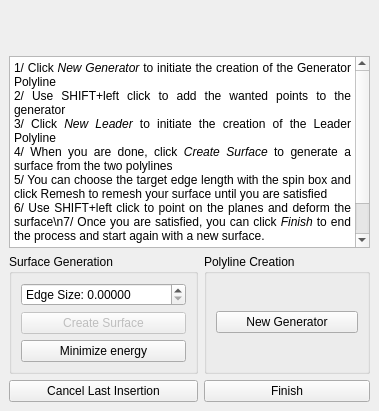
Qt form Polyhedron/demo/Polyhedron/Plugins/Surface_mesh_deformation/Create_surface.ui (maxGimeno/cgal) before a commit.
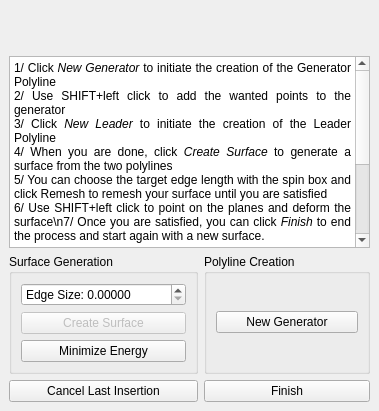
The same form after that commit.

Commit message: add a way to remove contorl_points from the selection.

What changed in the file:
```diff
--- a/Polyhedron/demo/Polyhedron/Plugins/Surface_mesh_deformation/Create_surface.ui
+++ b/Polyhedron/demo/Polyhedron/Plugins/Surface_mesh_deformation/Create_surface.ui
@@ -45,7 +45,10 @@
 &lt;p align=&quot;justify&quot; style=&quot; margin-top:0px; margin-bottom:0px; margin-left:0px; margin-right:0px; -qt-block-indent:0; text-indent:0px;&quot;&gt;5/ You can choose the target edge length with the spin box and click Remesh to remesh your surface until you are satisfied&lt;/p&gt;
 &lt;p align=&quot;justify&quot; style=&quot; margin-top:0px; margin-bottom:0px; margin-left:0px; margin-right:0px; -qt-block-indent:0; text-indent:0px;&quot;&gt;6/ Use SHIFT+left click to point on the planes and deform the surface\n7/ Once you are satisfied, you can click &lt;span style=&quot; font-style:italic;&quot;&gt;Finish&lt;/span&gt; to end the process and start again with a new surface.&lt;/p&gt;
 &lt;p align=&quot;justify&quot; style=&quot;-qt-paragraph-type:empty; margin-top:0px; margin-bottom:0px; margin-left:0px; margin-right:0px; -qt-block-indent:0; text-indent:0px;&quot;&gt;&lt;br /&gt;&lt;/p&gt;
-&lt;p align=&quot;justify&quot; style=&quot; margin-top:0px; margin-bottom:0px; margin-left:0px; margin-right:0px; -qt-block-indent:0; text-indent:0px;&quot;&gt;  Tip: You can use &lt;span style=&quot; font-style:italic;&quot;&gt;Cancel Last Insertion&lt;/span&gt; to remove the last picked point from the current Polyline&lt;/p&gt;&lt;/body&gt;&lt;/html&gt;</string>
+&lt;p align=&quot;justify&quot; style=&quot; margin-top:0px; margin-bottom:0px; margin-left:0px; margin-right:0px; -qt-block-indent:0; text-indent:0px;&quot;&gt;  Tips:&lt;/p&gt;
+&lt;p align=&quot;justify&quot; style=&quot; margin-top:0px; margin-bottom:0px; margin-left:0px; margin-right:0px; -qt-block-indent:0; text-indent:0px;&quot;&gt; - You can use &lt;span style=&quot; font-style:italic;&quot;&gt;Cancel Last Insertion&lt;/span&gt; to remove the last picked point from the current Polyline&lt;/p&gt;
+&lt;p align=&quot;justify&quot; style=&quot; margin-top:0px; margin-bottom:0px; margin-left:0px; margin-right:0px; -qt-block-indent:0; text-indent:0px;&quot;&gt;- You can use Ctrl+left click to remove a point from the deformation constraint if this point is not part of the initial polylines&lt;/p&gt;
+&lt;p align=&quot;justify&quot; style=&quot; margin-top:0px; margin-bottom:0px; margin-left:0px; margin-right:0px; -qt-block-indent:0; text-indent:0px;&quot;&gt;- You can click &lt;span style=&quot; font-style:italic;&quot;&gt;Minimize Energy&lt;/span&gt; to remesh the surface and optimize the deformation. It will also re-initialize the ex-constrained points that you removed.&lt;/p&gt;&lt;/body&gt;&lt;/html&gt;</string>
       </property>
       <property name="textInteractionFlags">
        <set>Qt::NoTextInteraction</set>
@@ -92,7 +95,7 @@
            <item>
             <widget class="QPushButton" name="energyButton">
              <property name="text">
-              <string>Minimize energy</string>
+              <string>Minimize Energy</string>
              </property>
             </widget>
            </item>
```
The commit also changes 2 other files.
